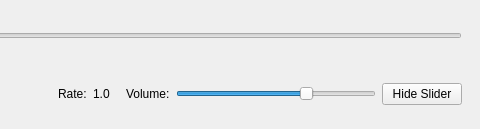
The window that qt_ui/PlayerControls.ui (FilmColors/VIAN) describes before a commit, drawn with Qt 5; both pictures show x 571 to 1051 and y 0 to 129 of the 1051 by 129 pixel window.
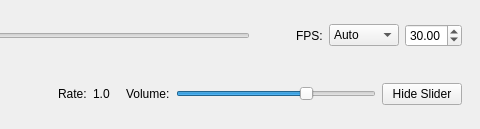
The same window after the commit.

```diff
--- a/qt_ui/PlayerControls.ui
+++ b/qt_ui/PlayerControls.ui
@@ -11,14 +11,14 @@
    </rect>
   </property>
   <property name="sizePolicy">
-   <sizepolicy hsizetype="Preferred" vsizetype="Minimum">
+   <sizepolicy hsizetype="Preferred" vsizetype="Maximum">
     <horstretch>0</horstretch>
     <verstretch>0</verstretch>
    </sizepolicy>
   </property>
   <property name="minimumSize">
    <size>
-    <width>757</width>
+    <width>895</width>
     <height>0</height>
    </size>
   </property>
@@ -62,6 +62,53 @@
            </property>
           </widget>
          </item>
+         <item>
+          <spacer name="horizontalSpacer">
+           <property name="orientation">
+            <enum>Qt::Horizontal</enum>
+           </property>
+           <property name="sizeType">
+            <enum>QSizePolicy::Fixed</enum>
+           </property>
+           <property name="sizeHint" stdset="0">
+            <size>
+             <width>40</width>
+             <height>20</height>
+            </size>
+           </property>
+          </spacer>
+         </item>
+         <item>
+          <widget class="QLabel" name="label_3">
+           <property name="text">
+            <string>FPS:</string>
+           </property>
+          </widget>
+         </item>
+         <item>
+          <widget class="QComboBox" name="cB_fps_Mode">
+           <item>
+            <property name="text">
+             <string>Auto</string>
+            </property>
+           </item>
+           <item>
+            <property name="text">
+             <string>Manual</string>
+            </property>
+           </item>
+          </widget>
+         </item>
+         <item>
+          <widget class="QDoubleSpinBox" name="sp_fps">
+           <property name="minimum">
+            <double>1.000000000000000</double>
+           </property>
+           <property name="value">
+            <double>30.000000000000000</double>
+           </property>
+          </widget>
+         </item>
         </layout>
        </widget>
       </item>
```
Left out of the diff: 4 changed lines with no effect on the pictures.
